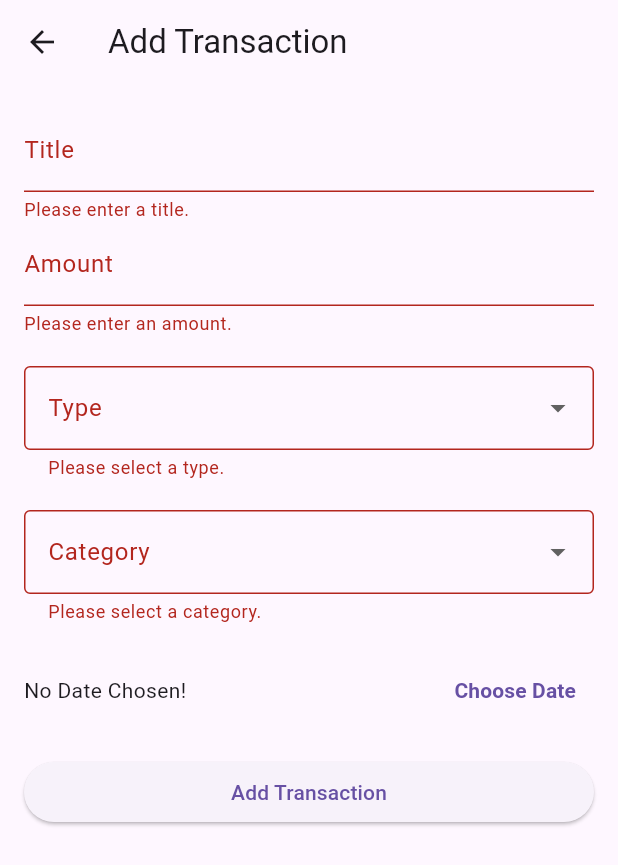
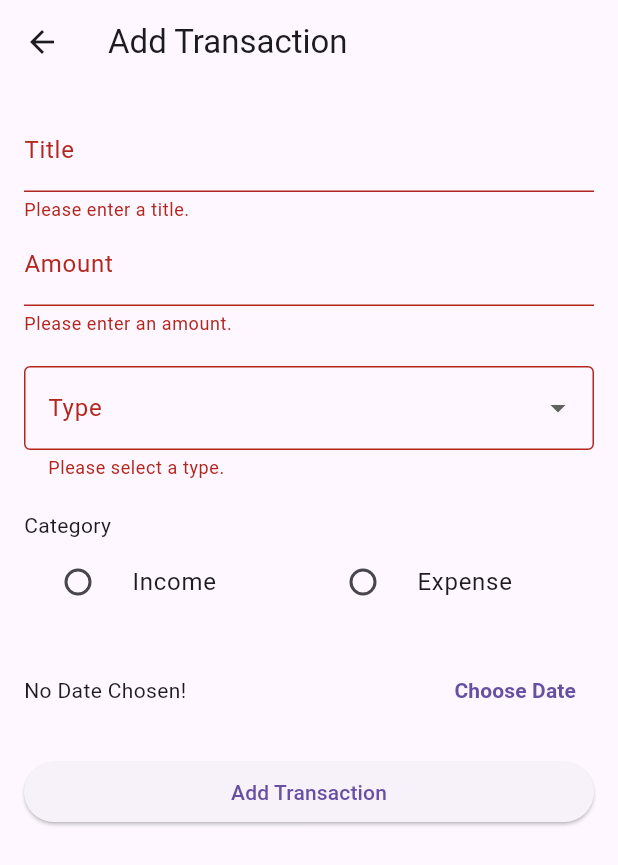
Before and after one commit to Susadi11/Flutter-Expense-Tracker, a Flutter app: the AddTransactionPage screen opened directly, after a tap on "Add Transaction", on a phone screen of 412 x 824 dp. Shown: the top 865 px of the screen. Run offline on Flutter 3.47's test engine with Material 3 defaults, Android fonts, the phone set to English and light mode, and no system bars; our stand-ins replace sqflite; accounts and stored records are empty.

Commit message:
UI improvement in add transaction

```diff
--- a/frontend/lib/add_transaction.dart
+++ b/frontend/lib/add_transaction.dart
@@ -33,7 +33,7 @@ class _AddTransactionPageState extends State<AddTransactionPage> {
         'amount': enteredAmount,
         'date': _selectedDate!.toIso8601String(),
         'type': _selectedType,
-  'category': _selectedCategory, // Make sure this is either 'Income' or 'Expense'
+        'category': _selectedCategory,
       };
 
       print('Transaction data to be inserted: $transaction');
@@ -143,29 +143,34 @@ class _AddTransactionPageState extends State<AddTransactionPage> {
                 },
               ),
               SizedBox(height: 20),
-              DropdownButtonFormField<String>(
-                value: _selectedCategory,
+              Text('Category'),
+              Row(
+                children: [
+                  Expanded(
+                    child: RadioListTile<String>(
+                      title: Text('Income'),
+                      value: 'Income',
+                      groupValue: _selectedCategory,
                       onChanged: (value) {
                         setState(() {
                           _selectedCategory = value;
                         });
                       },
-                items: ['Income', 'Expense']
-                    .map((category) => DropdownMenuItem<String>(
-                          value: category,
-                          child: Text(category),
-                        ))
-                    .toList(),
-                decoration: InputDecoration(
-                  labelText: 'Category',
-                  border: OutlineInputBorder(),
                     ),
-                validator: (value) {
-                  if (value == null) {
-                    return 'Please select a category.';
-                  }
-                  return null;
+                  ),
+                  Expanded(
+                    child: RadioListTile<String>(
+                      title: Text('Expense'),
+                      value: 'Expense',
+                      groupValue: _selectedCategory,
+                      onChanged: (value) {
+                        setState(() {
+                          _selectedCategory = value;
+                        });
                       },
+                    ),
+                  ),
+                ],
               ),
               SizedBox(height: 20),
               Row(
```
Lines whose indentation alone changed are shown as unchanged.
